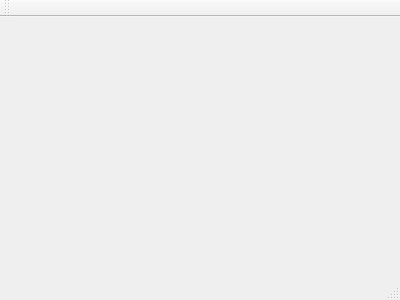
Old version of the form src/mainwindow.ui in the repository stupidPuppies/area_filling_opencv.
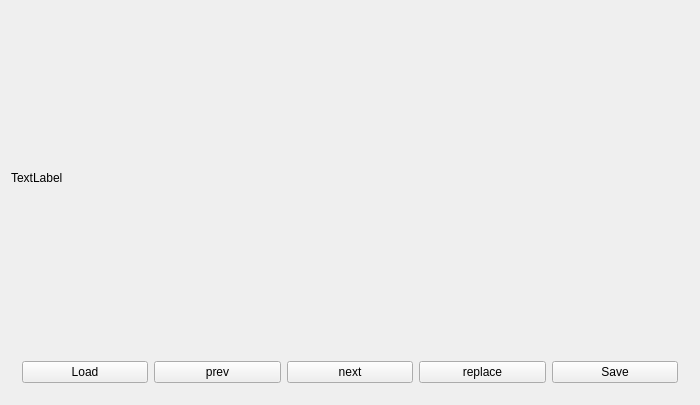
New version of the form.

Commit message: modified:   README.md 	modified:   src/area_filling_opencv.pro 	modified:   src/main.cpp 	modified:   src/mainwindow.cpp 	modified:   src/mainwindow.h 	modified:   src/mainwindow.ui

The edit to the form file:
```diff
--- a/src/mainwindow.ui
+++ b/src/mainwindow.ui
@@ -1,24 +1,86 @@
 <ui version="4.0">
  <class>MainWindow</class>
- <widget class="QMainWindow" name="MainWindow" >
-  <property name="geometry" >
+ <widget class="QMainWindow" name="MainWindow">
+  <property name="geometry">
    <rect>
     <x>0</x>
     <y>0</y>
-    <width>400</width>
-    <height>300</height>
+    <width>700</width>
+    <height>405</height>
    </rect>
   </property>
   <property name="windowTitle" >
    <string>MainWindow</string>
   </property>
-  <widget class="QMenuBar" name="menuBar" />
-  <widget class="QToolBar" name="mainToolBar" />
-  <widget class="QWidget" name="centralWidget" />
-  <widget class="QStatusBar" name="statusBar" />
+  <widget class="QWidget" name="centralWidget">
+   <layout class="QVBoxLayout" name="verticalLayout_2">
+    <item>
+     <widget class="QLabel" name="label">
+      <property name="text">
+       <string>TextLabel</string>
+      </property>
+     </widget>
+    </item>
+    <item>
+     <widget class="QFrame" name="horizontalFrame">
+      <property name="sizePolicy">
+       <sizepolicy hsizetype="Preferred" vsizetype="Fixed">
+        <horstretch>0</horstretch>
+        <verstretch>0</verstretch>
+       </sizepolicy>
+      </property>
+      <layout class="QHBoxLayout" name="horizontalLayout">
+       <property name="sizeConstraint">
+        <enum>QLayout::SetMinimumSize</enum>
+       </property>
+       <item>
+        <widget class="QPushButton" name="loadButton">
+         <property name="text">
+          <string>Load</string>
+         </property>
+        </widget>
+       </item>
+       <item>
+        <widget class="QPushButton" name="prevButton">
+         <property name="sizePolicy">
+          <sizepolicy hsizetype="Minimum" vsizetype="Fixed">
+           <horstretch>0</horstretch>
+           <verstretch>0</verstretch>
+          </sizepolicy>
+         </property>
+         <property name="text">
+          <string>prev</string>
+         </property>
+        </widget>
+       </item>
+       <item>
+        <widget class="QPushButton" name="nextButton">
+         <property name="text">
+          <string>next</string>
+         </property>
+        </widget>
+       </item>
+       <item>
+        <widget class="QPushButton" name="replaceButton">
+         <property name="text">
+          <string>replace</string>
+         </property>
+        </widget>
+       </item>
+       <item>
+        <widget class="QPushButton" name="saveButton">
+         <property name="text">
+          <string>Save</string>
+         </property>
+        </widget>
+       </item>
+      </layout>
+     </widget>
+    </item>
+   </layout>
+  </widget>
  </widget>
- <layoutDefault spacing="6" margin="11" />
- <pixmapfunction></pixmapfunction>
+ <layoutdefault spacing="6" margin="11"/>
  <resources/>
  <connections/>
 </ui>
```
Left out of the diff: 3 changed lines with no effect on the pictures. The commit also changes 5 other files.
